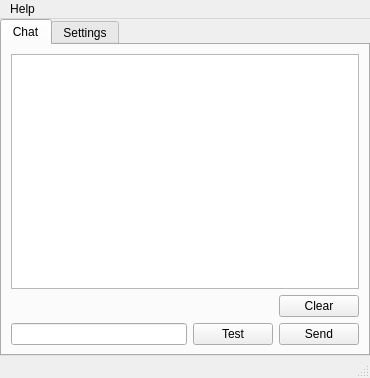
This is src/mainwindow.ui in cyberlord8/ChesterTheChat as Qt 5 draws it before an edit. The edited form follows.
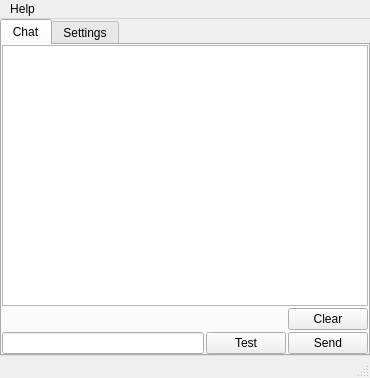
This is the edited form.

Diff of the .ui file:
```diff
--- a/src/mainwindow.ui
+++ b/src/mainwindow.ui
@@ -40,6 +40,21 @@
         <string>Chat</string>
        </attribute>
        <layout class="QVBoxLayout" name="verticalLayout_3">
+        <property name="spacing">
+         <number>2</number>
+        </property>
+        <property name="leftMargin">
+         <number>0</number>
+        </property>
+        <property name="topMargin">
+         <number>0</number>
+        </property>
+        <property name="rightMargin">
+         <number>0</number>
+        </property>
+        <property name="bottomMargin">
+         <number>0</number>
+        </property>
         <item>
          <layout class="QVBoxLayout" name="verticalLayout_2">
           <item>
```
